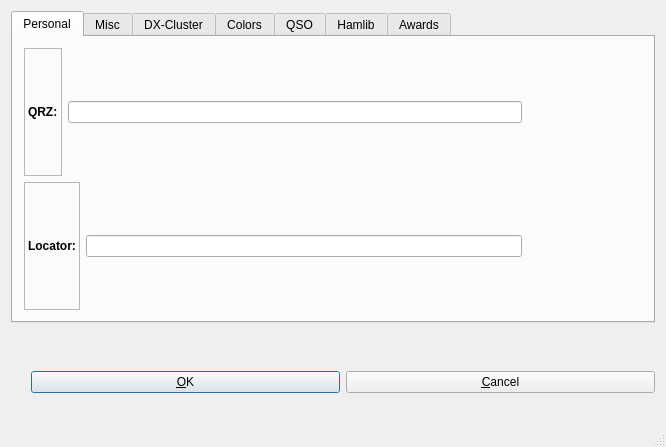
dbasden/klog, file src/setup.ui: the form before one commit.
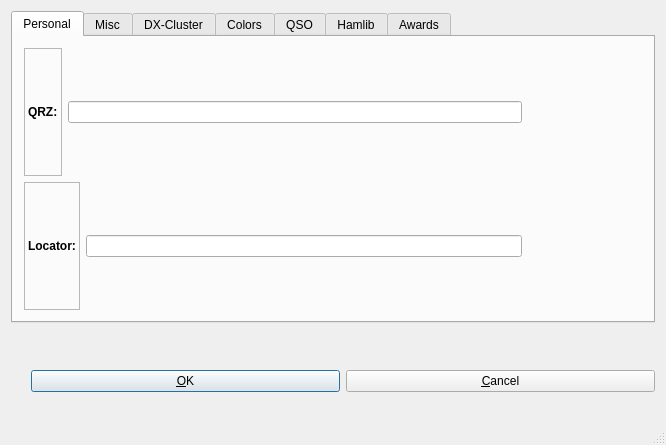
The form after the commit. The open tabs and pages were chosen to show the change.

```diff
--- a/src/setup.ui
+++ b/src/setup.ui
@@ -6,8 +6,8 @@
    <rect>
     <x>0</x>
     <y>0</y>
-    <width>653</width>
-    <height>447</height>
+    <width>651</width>
+    <height>445</height>
    </rect>
   </property>
   <property name="windowTitle">
```
Left out of the diff: 2 changed lines with no effect on the pictures.
